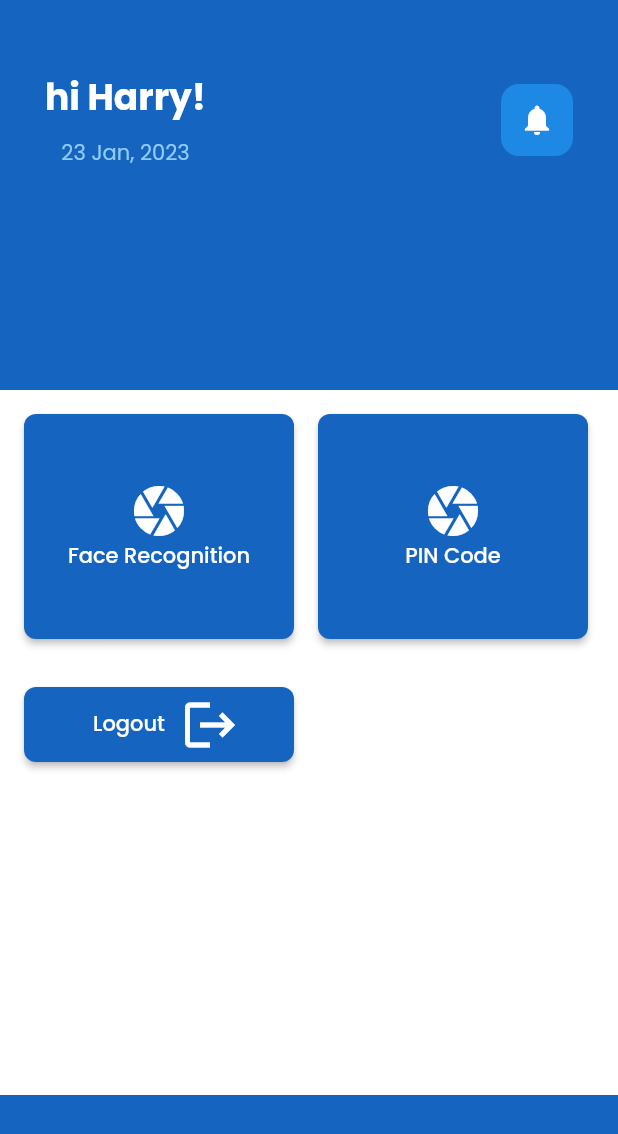
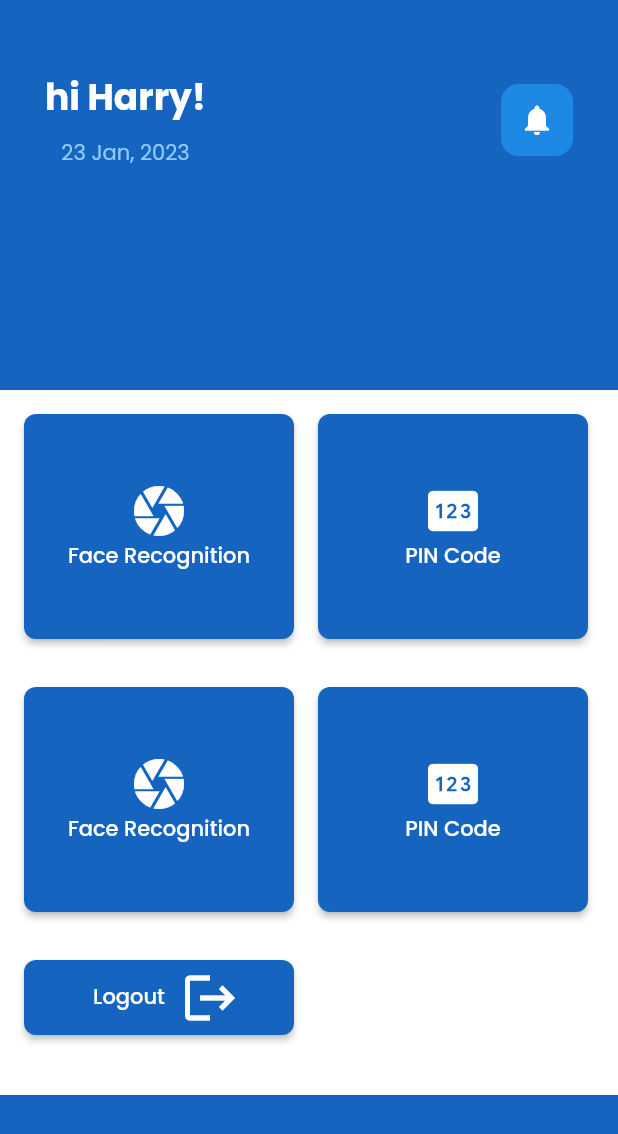
Before and after one commit to prasnaaryal/intruderdetection, a Flutter app: the Dashboard screen opened by its route, on a phone screen of 412 x 824 dp. Shown: the top 1134 px of the screen. Run offline on Flutter 3.47's test engine with Material 2 defaults, Android fonts, the phone set to English and light mode, and no system bars; drawn by our look-alikes of loader_overlay; our stand-ins replace cloud_firestore, firebase_auth, firebase_core, firebase_storage, google_fonts; accounts and stored records are empty.

Commit message:
minor changes in dashboard

```diff
--- a/lib/Screens/dashboard.dart
+++ b/lib/Screens/dashboard.dart
@@ -126,7 +126,7 @@ class _DashboardState extends State<Dashboard> {
                           child: Column(
                             children: [
                               Icon(
-                                Icons.camera,
+                                Icons.pin,
                                 size: 40,
                                 color: Colors.white,
                               ),
@@ -136,6 +136,66 @@ class _DashboardState extends State<Dashboard> {
                               ),
                             ],
                           ),
+                        ),
+                      ],
+                    ),
+                    Row(
+                      children: [
+                        ButtonBar(
+                          alignment: MainAxisAlignment.start,
+                          buttonPadding: EdgeInsets.symmetric(horizontal: 16),
+                          children: [
+                            ElevatedButton(
+                              onPressed: () {
+                                // Button Face Recognition action
+                              },
+                              style: ElevatedButton.styleFrom(
+                                primary: Colors.blue[800],
+                                shape: RoundedRectangleBorder(
+                                  borderRadius: BorderRadius.circular(8),
+                                ),
+                                minimumSize: Size(180, 150),
+                              ),
+                              child: Column(
+                                children: [
+                                  Icon(
+                                    Icons.camera,
+                                    size: 40,
+                                    color: Colors.white,
+                                  ),
+                                  Text(
+                                    'Face Recognition',
+                                    style: TextStyle(color: Colors.white),
+                                  ),
+                                ],
+                              ),
+                            ),
+                            ElevatedButton(
+                              onPressed: () {
+                                // Button Change password action
+                              },
+                              style: ElevatedButton.styleFrom(
+                                primary: Colors.blue[800],
+                                shape: RoundedRectangleBorder(
+                                  borderRadius: BorderRadius.circular(8),
+                                ),
+                                minimumSize: Size(180, 150),
+                              ),
+                              child: Column(
+                                children: [
+                                  Icon(
+                                    Icons.pin,
+                                    size: 40,
+                                    color: Colors.white,
+                                  ),
+                                  Text(
+                                    'PIN Code',
+                                    style: TextStyle(color: Colors.white),
+                                  ),
+                                ],
+                              ),
+                            ),
+                          ],
                         ),
                       ],
                     ),
```
